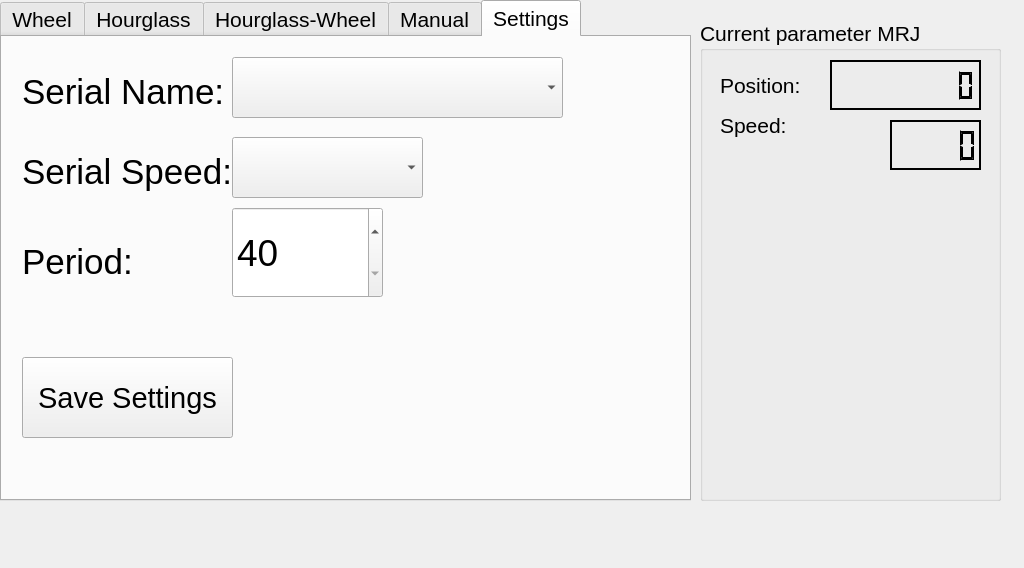
Qt form GUI.ui (LeDima/Motor-control-MELSERVO-) before a commit.
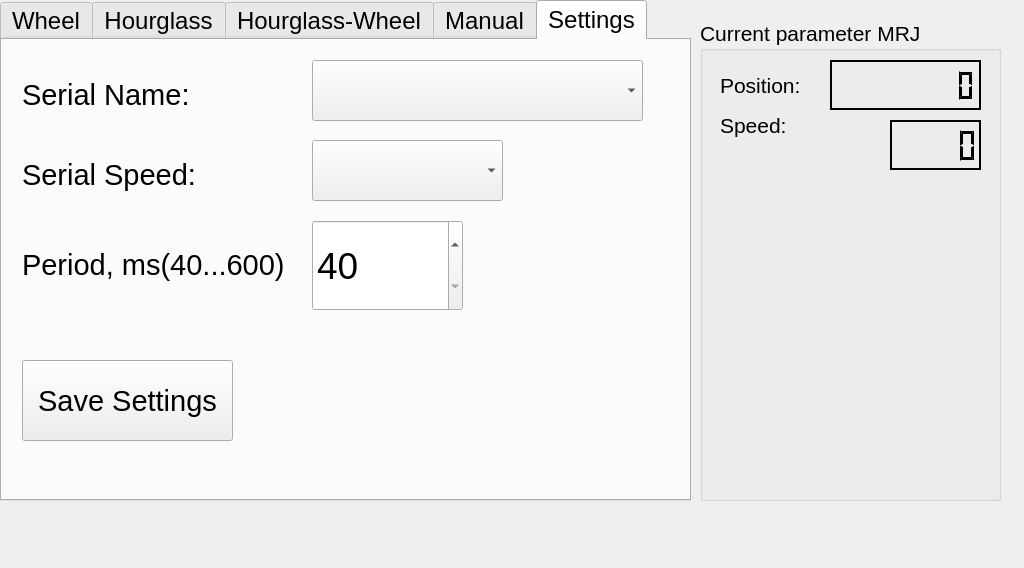
The same form after that commit. The open tabs and pages were chosen to show the change.

The edit to the form file:
```diff
--- a/GUI.ui
+++ b/GUI.ui
@@ -65,6 +65,11 @@
       <height>501</height>
      </size>
     </property>
+    <property name="font">
+     <font>
+      <pointsize>18</pointsize>
+     </font>
+    </property>
     <property name="contextMenuPolicy">
      <enum>Qt::NoContextMenu</enum>
     </property>
@@ -469,7 +474,7 @@
      <widget class="QComboBox" name="comboBoxSerialName">
       <property name="geometry">
        <rect>
-        <x>230</x>
+        <x>310</x>
         <y>20</y>
         <width>331</width>
         <height>61</height>
@@ -477,14 +482,14 @@
       </property>
       <property name="font">
        <font>
-        <pointsize>26</pointsize>
+        <pointsize>22</pointsize>
        </font>
       </property>
      </widget>
      <widget class="QComboBox" name="comboBoxSerialSpeed">
       <property name="geometry">
        <rect>
-        <x>230</x>
+        <x>310</x>
         <y>100</y>
         <width>191</width>
         <height>61</height>
@@ -492,15 +497,15 @@
       </property>
       <property name="font">
        <font>
-        <pointsize>26</pointsize>
+        <pointsize>22</pointsize>
        </font>
       </property>
      </widget>
      <widget class="QSpinBox" name="spinBoxPeriodDate">
       <property name="geometry">
        <rect>
-        <x>230</x>
-        <y>170</y>
+        <x>310</x>
+        <y>180</y>
         <width>151</width>
         <height>91</height>
        </rect>
@@ -531,7 +536,7 @@
       </property>
       <property name="font">
        <font>
-        <pointsize>26</pointsize>
+        <pointsize>22</pointsize>
        </font>
       </property>
       <property name="text">
@@ -549,7 +554,7 @@
       </property>
       <property name="font">
        <font>
-        <pointsize>26</pointsize>
+        <pointsize>22</pointsize>
        </font>
       </property>
       <property name="text">
@@ -561,17 +566,17 @@
        <rect>
         <x>20</x>
         <y>200</y>
-        <width>131</width>
+        <width>271</width>
         <height>50</height>
        </rect>
       </property>
       <property name="font">
        <font>
-        <pointsize>26</pointsize>
+        <pointsize>22</pointsize>
        </font>
       </property>
       <property name="text">
-       <string>Period:</string>
+       <string>Period, ms(40...600)</string>
       </property>
      </widget>
      <widget class="QPushButton" name="pushButton_Save_Settings">
```
Left out of the diff: 6 changed lines with no effect on the pictures.
